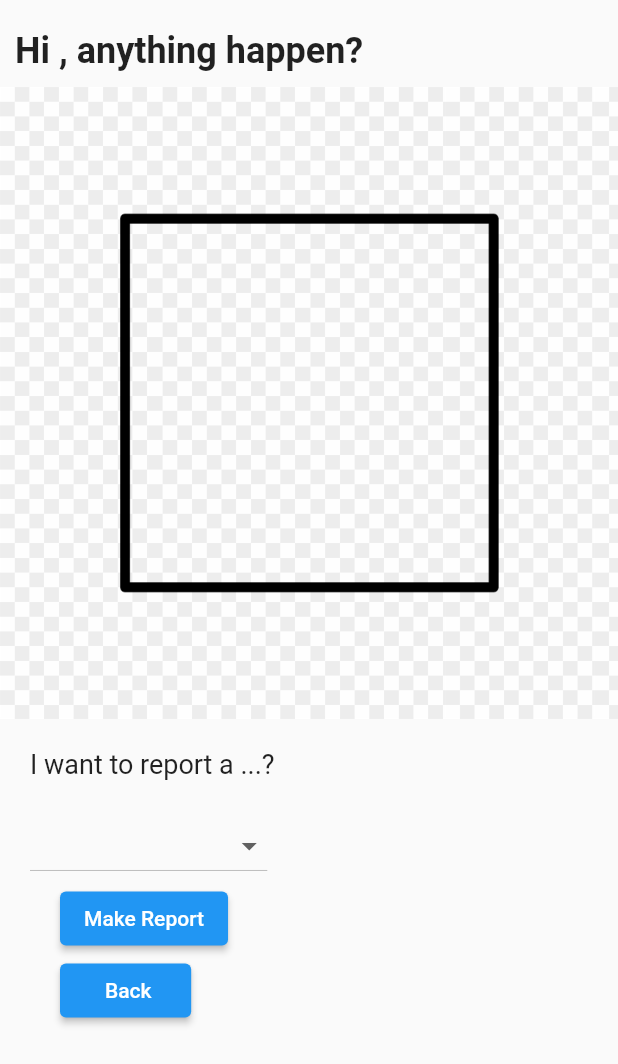
After one commit to Doa-Ibu-Group/jbku-, a Flutter app: the ReportPage screen opened directly, after a tap on "Make Report", on a phone screen of 412 x 824 dp. The commit adds this screen. Shown: the top 1064 px of the screen. Run offline on Flutter 3.47's test engine with Material 2 defaults, Android fonts, the light colour scheme and no system bars; our stand-ins replace cloud_firestore, firebase_auth, flutter_spinkit, stacked; accounts and stored records are empty; network calls fail.

Commit message:
potholes report and timeline

```diff
--- a/lib/controller/user_controller.dart
+++ b/lib/controller/user_controller.dart
@@ -44,7 +44,6 @@ class UserController {
 
   Future<String> getUserFullName() async {
     DocumentSnapshot snapshot = await getData();
-    print('print from Controller${snapshot.data['fullname']}');
     return snapshot.data['fullname'];
   }
 }
--- a/lib/screens/authenticate/signin.dart
+++ b/lib/screens/authenticate/signin.dart
@@ -30,7 +30,7 @@ class _SignInState extends State<SignIn> {
             appBar: AppBar(
               backgroundColor: Colors.black,
               elevation: 0.0,
-              title: Text('Sign In '),
+              title: Text('SIGN IN'),
               actions: [
                 IconButton(
                     padding: EdgeInsets.only(right: 40.0),
--- /dev/null
+++ b/lib/screens/create_reports/report_page.dart
@@ -0,0 +1,116 @@
+//@dart=2.9
+import 'package:cloud_firestore/cloud_firestore.dart';
+import 'package:flutter/material.dart';
+import 'package:jbku_project/controller/report_controller.dart';
+import 'package:jbku_project/controller/user_controller.dart';
+import 'package:jbku_project/models/user.dart';
+import 'package:jbku_project/screens/create_reports/create_report.dart';
+import 'package:jbku_project/screens/create_reports/report_page_ViewModel.dart';
+import 'package:provider/provider.dart';
+import 'package:stacked/stacked.dart';
+
+class ReportPage extends StatefulWidget {
+  @override
+  _ReportPageState createState() => _ReportPageState();
+}
+
+class _ReportPageState extends State<ReportPage> {
+  @override
+  Widget build(BuildContext context) {
+    final user = Provider.of<User>(context);
+    return ViewModelBuilder.reactive(
+        viewModelBuilder: () => ReportPageViewModel(),
+        onModelReady: (model) => null,
+        builder: (context, model, child) {
+          return StreamBuilder<UserInformation>(
+              stream: UserController(uid: user.uid).userInformation,
+              builder: (context, snapshot) {
+                UserInformation user = snapshot.data;
+                return Scaffold(
+                  body: Column(
+                    crossAxisAlignment: CrossAxisAlignment.start,
+                    children: <Widget>[
+                      Padding(
+                        padding: const EdgeInsets.fromLTRB(10.0, 20.0, 0, 0),
+                        child: Text(
+                          'Hi ${user.fullname}, anything happen?',
+                          style: TextStyle(
+                              fontWeight: FontWeight.bold, fontSize: 24),
+                        ),
+                      ),
+                      Padding(
+                        padding: const EdgeInsets.only(top: 10.0),
+                        child: Image(image: AssetImage('assets/squarenon.png')),
+                      ),
+                      Padding(
+                        padding: const EdgeInsets.fromLTRB(20.0, 20.0, 0, 0),
+                        child: Text('I want to report a ...?',
+                            style: TextStyle(fontSize: 18)),
+                      ),
+                      SizedBox(height: 20),
+                      Padding(
+                        padding: const EdgeInsets.only(left: 20.0),
+                        child: DropdownButton(
+                            value: model.selectedReportCategory,
+                            items: model.generateItem(model.reports),
+                            onChanged: (item) {
+                              setState(() {
+                                model.selectedReportCategory = item;
+                              });
+                            }),
+                      ),
+                      Padding(
+                          padding: const EdgeInsets.only(left: 40.0),
+                          child: ElevatedButton(
+                              onPressed: () async {
+                                switch (model.selectedReportCategory.name) {
+                                  case 'Potholes':
+                                    DocumentSnapshot snapshot =
+                                        await ReportController(uid: user.uid)
+                                            .getData();
+                                    if (snapshot?.data?.isEmpty ?? true) {
+                                      Navigator.push(context,
+                                          MaterialPageRoute(builder: (context) {
+                                        return CreatePotholesPage();
+                                      }));
+                                    } else {
+                                      print(snapshot.data['name']);
+                                      return showDialog<void>(
+                                        context: context,
+                                        barrierDismissible:
+                                            true, // user must tap button!
+                                        builder: (BuildContext context) {
+                                          return AlertDialog(
+                                              title: Text(
+                                                  'You Have Active Report'),
+                                              content: Text(
+                                                  'Please let Officer do their work '));
+                                        },
+                                      );
+                                    }
+                                    break;
+                                  case 'Illegal Parking':
+                                    print('ILEGAL PARKING');
+                                    break;
+                                  case 'Suspicious Activity':
+                                    print('SUPICIOUS ACTIVITY');
+                                    break;
+                                  default:
+                                    print(model.selectedReportCategory.name);
+                                }
+                              },
+                              child: Text("Make Report"))),
+                      Padding(
+                          padding: const EdgeInsets.only(left: 40.0),
+                          child: ElevatedButton(
+                              onPressed: () {
+                                Navigator.pop(context);
+                              },
+                              child: Text('    Back   ')))
+                    ],
+                  ),
+                );
+              });
+        });
+  }
+}
--- /dev/null
+++ b/lib/screens/create_reports/report_page_ViewModel.dart
@@ -0,0 +1,38 @@
+//@dart=2.9
+import 'package:flutter/material.dart';
+import 'package:stacked/stacked.dart';
+
+class ReportPageViewModel extends BaseViewModel {
+  ReportCategory selectedReportCategory;
+  List<ReportCategory> reports = [
+    ReportCategory("Potholes"),
+    ReportCategory("Illegal Parking"),
+    ReportCategory("Suspicious Activity"),
+  ];
+
+  List<DropdownMenuItem> generateItem(List<ReportCategory> reports) {
+    List<DropdownMenuItem> items = [];
+    for (var item in reports) {
+      items.add(DropdownMenuItem(
+        child: Text(item.name),
+        value: item,
+      ));
+      notifyListeners();
+    }
+    return items;
+  }
+
+  ReportCategory get selected => selectedReportCategory;
+
+  void getSelectedCategory() async {
+    setBusy(true);
+
+    setBusy(false);
+    notifyListeners();
+  }
+}
+
+class ReportCategory {
+  String name;
+  ReportCategory(this.name);
+}
--- a/pubspec.yaml
+++ b/pubspec.yaml
@@ -29,6 +29,7 @@ dependencies:
   flutter_spinkit: ^4.0.0
   intl: ^0.17.0
   provider: ^4.3.3
+  stacked: ^1.2.0
 
 dev_dependencies:
   flutter_test:
@@ -50,6 +51,7 @@ flutter:
   #   - images/a_dot_ham.jpeg
   assets:
     - assets/person.png
+    - assets/squarenon.png
   # An image asset can refer to one or more resolution-specific "variants", see
   # https://flutter.dev/assets-and-images/#resolution-aware.
   # For details regarding adding assets from package dependencies, see
```
Also changed, not shown: lib/controller/report_controller.dart (+11 -21 lines), lib/models/user.dart (+8 -11 lines), lib/screens/create_reports/create_report.dart (added, +97 -0 lines), lib/screens/create_reports/create_report_ViewModel.dart (added, +14 -0 lines), lib/screens/home/create_report.dart (deleted, +0 -88 lines), lib/screens/home/home.dart (+10 -9 lines), lib/screens/home/report_list.dart (+6 -18 lines), assets/non.jpg (added), assets/squarenon.png (added), lib/screens/create_reports/create_illegalparking.dart (added), pubspec.lock.
